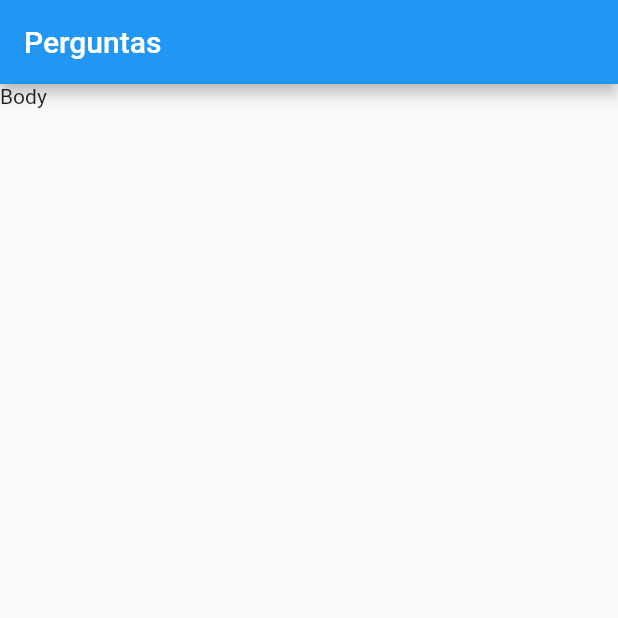
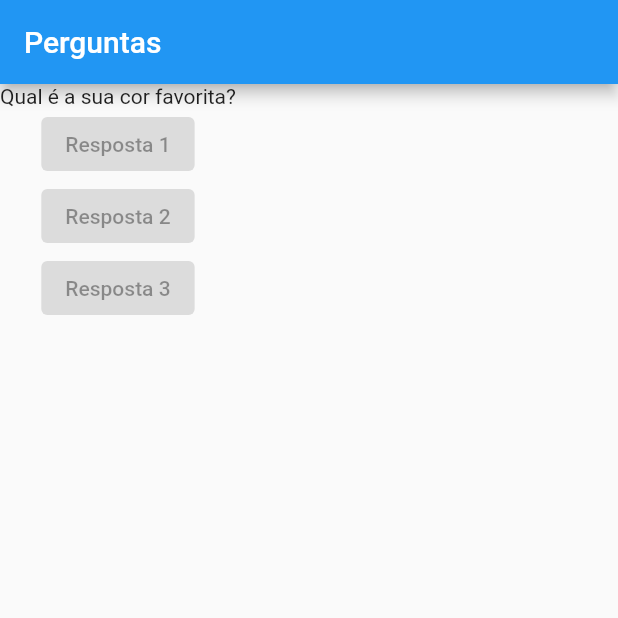
Before and after one commit to igventurelli/projeto_perguntas, a Flutter app: the screen it shows after launch, on a phone screen of 412 x 824 dp, the top half of it. Run offline on Flutter 3.47's test engine with Material 2 defaults, Android fonts, the phone set to English and light mode, and no system bars.

Commit message:
feat(pergunta-1): adding pergunta 1

```diff
--- a/lib/main.dart
+++ b/lib/main.dart
@@ -1,11 +1,16 @@
 import 'package:flutter/material.dart';
 
 void main() {
-  runApp(const PerguntasApp());
+  runApp(PerguntasApp());
 }
 
 class PerguntasApp extends StatelessWidget {
-  const PerguntasApp({super.key});
+  PerguntasApp({super.key});
+
+  final perguntas = [
+    'Qual é a sua cor favorita?',
+    'Qual é o seu animal favorito?'
+  ];
 
   @override
   Widget build(BuildContext context) {
@@ -14,7 +19,23 @@ class PerguntasApp extends StatelessWidget {
         appBar: AppBar(
           title: const Text('Perguntas'),
         ),
-        body: const Text('Body'),
+        body: Column(
+          children: [
+            Text(perguntas[0]),
+            const ElevatedButton(
+              onPressed: null,
+              child: Text('Resposta 1'),
+            ),
+            const ElevatedButton(
+              onPressed: null,
+              child: Text('Resposta 2'),
+            ),
+            const ElevatedButton(
+              onPressed: null,
+              child: Text('Resposta 3'),
+            )
+          ],
+        ),
       ),
     );
   }
```
